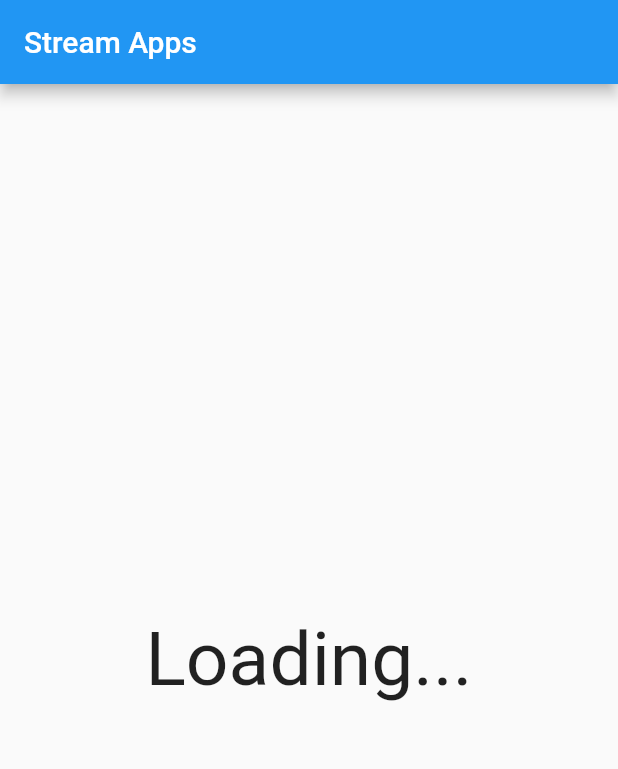
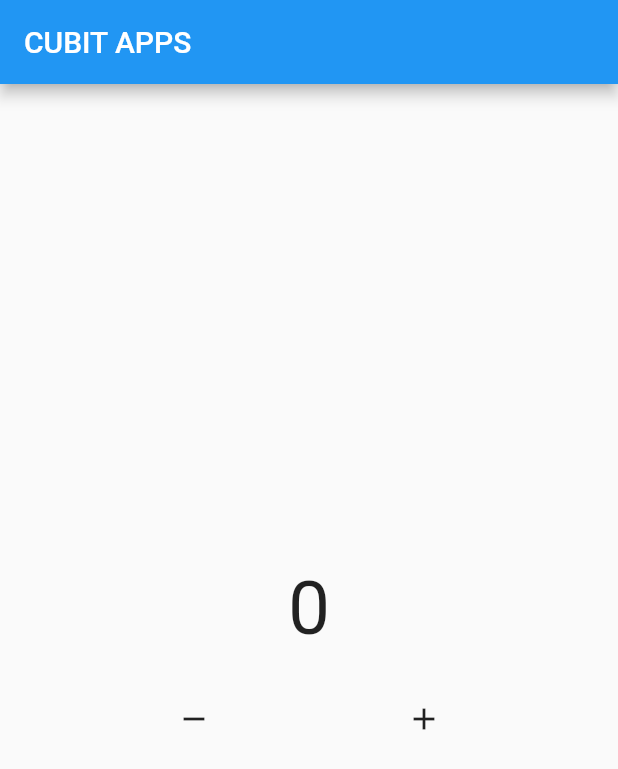
Before and after one commit to rustiana/flutter_sample_block, a Flutter app: the first screen one second after launch, on a phone screen of 412 x 824 dp. Shown: the top 769 px of the screen. Run offline on Flutter 3.47's test engine with Material 2 defaults, Android fonts, the phone set to English and light mode, and no system bars; our stand-ins replace flutter_bloc.

Commit message:
STATE MANAGEMENT BLOC: Basic Cubit

```diff
--- a/lib/page/HomePage.dart
+++ b/lib/page/HomePage.dart
@@ -1,39 +1,60 @@
 import 'package:flutter/material.dart';
+import 'package:flutter_bloc/flutter_bloc.dart';
 
-class HomePage extends StatelessWidget {
-  const HomePage({Key? key}) : super(key: key);
+class CounterCubit extends Cubit<int> {
+  CounterCubit({this.intialData = 0}) : super(0);
 
-  Stream<int> countStream() async* {
-    for (int i = 1; i <= 10; i++) {
-      await Future.delayed(const Duration(seconds: 1));
-      yield i;
+  int intialData;
+
+  void addData() {
+    emit(state + 1);
+  }
+
+  void minData() {
+    emit(state - 1);
   }
 }
 
+class HomePage extends StatelessWidget {
+  //const HomePage({Key? key}) : super(key: key);
+
+  CounterCubit myCounter = CounterCubit();
+
   @override
   Widget build(BuildContext context) {
-    print("Rebuild");
     return Scaffold(
       appBar: AppBar(
-          title: const Text("Stream Apps"),
+        title: const Text("CUBIT APPS"),
       ),
-        body: StreamBuilder(
-          stream: countStream(),
+      body: Column(mainAxisAlignment: MainAxisAlignment.center, children: [
+        StreamBuilder(
+            initialData: myCounter.intialData,
+            stream: myCounter.stream,
             builder: ((context, snapshot) {
-            if (snapshot.connectionState == ConnectionState.waiting) {
-              return const Center(
-                  child: Text(
-                "Loading...",
-                style: TextStyle(fontSize: 50),
-              ));
-            } else {
               return Center(
                 child: Text(
                   "${snapshot.data}",
                   style: const TextStyle(fontSize: 50),
-              ));
-            }
-          }),
-        ));
+                ),
+              );
+            })),
+        const SizedBox(height: 20),
+        Row(
+          mainAxisAlignment: MainAxisAlignment.spaceEvenly,
+          children: [
+            IconButton(
+                onPressed: () {
+                  myCounter.minData();
+                },
+                icon: const Icon(Icons.remove)),
+            IconButton(
+                onPressed: () {
+                  myCounter.addData();
+                },
+                icon: const Icon(Icons.add))
+          ],
+        )
+      ]),
+    );
   }
 }
--- a/pubspec.yaml
+++ b/pubspec.yaml
@@ -34,6 +34,8 @@ dependencies:
   # The following adds the Cupertino Icons font to your application.
   # Use with the CupertinoIcons class for iOS style icons.
   cupertino_icons: ^1.0.2
+  bloc: ^8.1.0
+  flutter_bloc: ^8.0.1
 
 dev_dependencies:
   flutter_test:
```
Also changed, not shown: pubspec.lock. Lines whose indentation alone changed are shown as unchanged.
